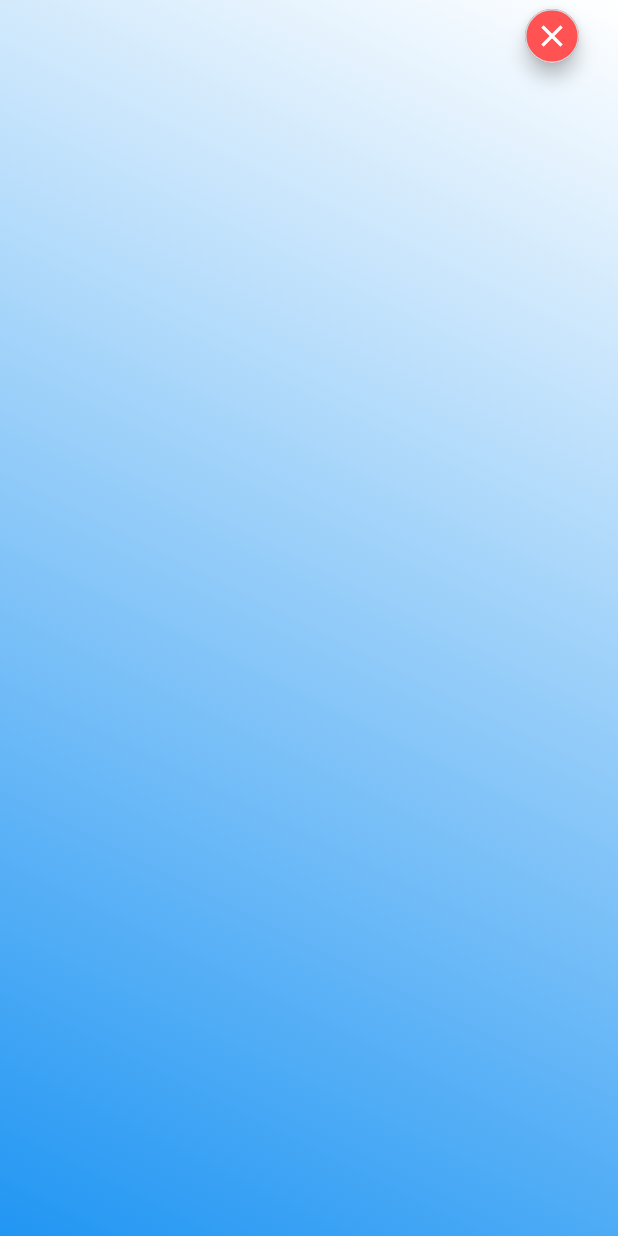
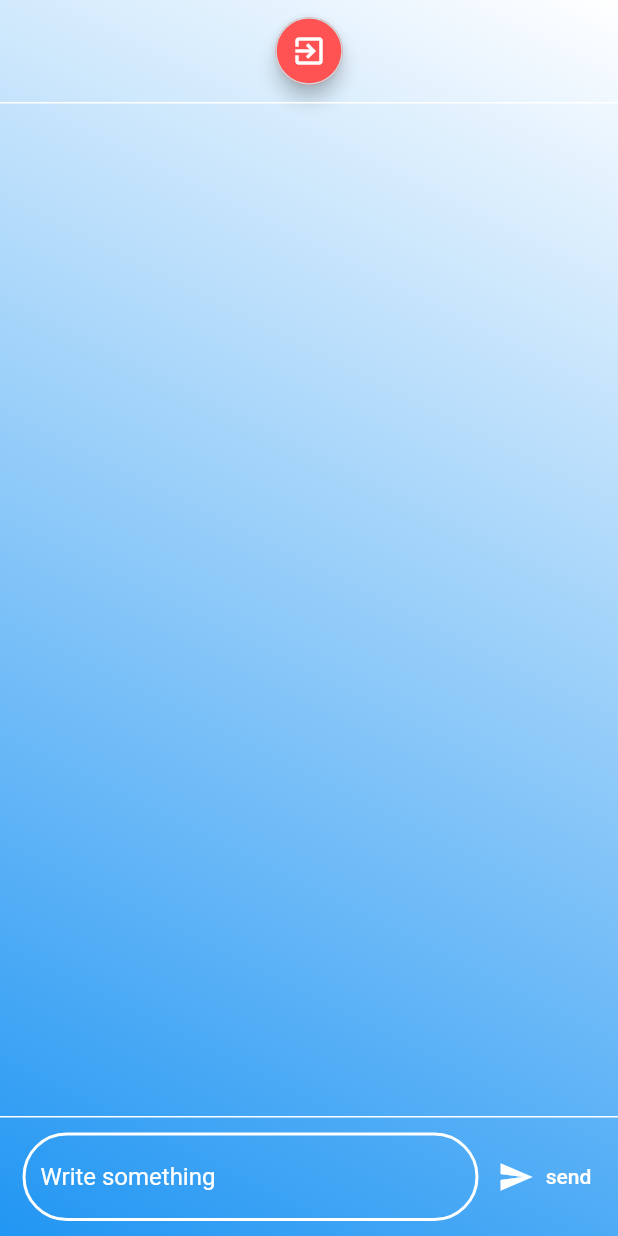
Before and after one commit to Flow2dot0/flutter_lite_chat_firebase, a Flutter app: the ChatScreen screen opened by its route, on a phone screen of 412 x 824 dp. Run offline on Flutter 3.47's test engine with Material 2 defaults, Android fonts, the phone set to English and light mode, and no system bars; our stand-ins replace animated_text_kit, cloud_firestore, firebase_auth, google_fonts, modal_progress_hud; accounts and stored records are empty.

Commit message:
final : version 1.0

```diff
--- a/lib/constants.dart
+++ b/lib/constants.dart
@@ -0,0 +1,3 @@
+import 'package:flutter/material.dart';
+
+const TextStyle kTextStyleWTC = TextStyle(color: Colors.white);
--- a/lib/main.dart
+++ b/lib/main.dart
@@ -12,6 +12,7 @@ class MyApp extends StatelessWidget {
   Widget build(BuildContext context) {
     return MaterialApp(
       title: 'Flutter Demo',
+      debugShowCheckedModeBanner: false,
       initialRoute: HomeScreen.routeName,
       routes: {
         HomeScreen.routeName: (context) => HomeScreen(),
--- a/lib/screens/chat_screen.dart
+++ b/lib/screens/chat_screen.dart
@@ -1,7 +1,13 @@
+import 'dart:math';
+
 import 'package:firebase_auth/firebase_auth.dart';
 import 'package:flutter/material.dart';
+import 'package:flutter_lite_chat_firebase/services/messages_flux.dart';
 import 'package:flutter_lite_chat_firebase/services/my_firebase.dart';
 import 'package:flutter_lite_chat_firebase/widgets/round_button.dart';
+import 'package:flutter_lite_chat_firebase/widgets/rounded_text_field.dart';
+
+import '../constants.dart';
 
 class ChatScreen extends StatefulWidget {
   static const String routeName = '/chat';
@@ -11,8 +17,10 @@ class ChatScreen extends StatefulWidget {
 }
 
 class _ChatScreenState extends State<ChatScreen> {
+  final TextEditingController messageTextController = TextEditingController();
   MyFirebase _auth = MyFirebase();
   FirebaseUser user;
+  String message;
 
   @override
   void initState() {
@@ -22,9 +30,11 @@ class _ChatScreenState extends State<ChatScreen> {
 
   // exit this route if not connected
   void isConnected() async {
-    _auth.initAuth();
-    user =
-        await _auth.getCurrentUser().catchError((e) => Navigator.pop(context));
+    final usr = await _auth.getCurrentUser().then((u) {
+      setState(() {
+        user = u;
+      });
+    }).catchError((e) => Navigator.pop(context));
   }
 
   @override
@@ -39,19 +49,69 @@ class _ChatScreenState extends State<ChatScreen> {
           ),
         ),
         child: SafeArea(
+          child: Padding(
+            padding: EdgeInsets.symmetric(vertical: 10.0),
             child: Column(
               crossAxisAlignment: CrossAxisAlignment.stretch,
               children: <Widget>[
-              Align(
-                alignment: Alignment.topRight,
+                Padding(
+                  padding: const EdgeInsets.only(bottom: 10.0),
                   child: RoundButton(
                     onPressed: () {
                       _auth.logOut();
                       Navigator.pop(context);
                     },
                   ),
-              )
+                ),
+                Container(
+                  height: 1.0,
+                  color: Colors.white,
+                ),
+                MessagesFlux(auth: _auth, user: user),
+                Container(
+                  height: 1.0,
+                  color: Colors.white,
+                ),
+                Container(
+                  padding: EdgeInsets.fromLTRB(15.0, 10.0, 5.0, 0.0),
+                  child: Row(
+                    children: <Widget>[
+                      Expanded(
+                        child: Theme(
+                          data: ThemeData(
+                              textTheme: Theme.of(context).textTheme.apply(
+                                    bodyColor: Colors.white,
+                                  )),
+                          child: RoundedTextField(
+                            controller: messageTextController,
+                            hintColor: Colors.white,
+                            color1: Colors.white,
+                            color2: Colors.greenAccent,
+                            onChanged: (String v) {
+                              message = v;
+                            },
+                          ),
+                        ),
+                      ),
+                      FlatButton.icon(
+                          padding: EdgeInsets.all(0.0),
+                          onPressed: () {
+                            _auth.addMessage(text: message, sender: user.email);
+                            messageTextController.clear();
+                          },
+                          icon: Icon(
+                            Icons.send,
+                            color: Colors.white,
+                          ),
+                          label: Text(
+                            'send',
+                            style: kTextStyleWTC,
+                          ))
                     ],
+                  ),
+                ),
+              ],
+            ),
           ),
         ),
       ),
--- a/lib/screens/login_screen.dart
+++ b/lib/screens/login_screen.dart
@@ -1,5 +1,3 @@
-import 'dart:math';
-
 import 'package:firebase_auth/firebase_auth.dart';
 import 'package:flutter/material.dart';
 import 'package:flutter_lite_chat_firebase/screens/chat_screen.dart';
@@ -72,7 +70,6 @@ class _LoginScreenState extends State<LoginScreen> {
                 label: 'Go !',
                 onPressed: () async {
                   MyFirebase fbInstance = MyFirebase();
-                  fbInstance.initAuth();
                   setState(() {
                     isLoading = true;
                   });
--- a/lib/screens/register_screen.dart
+++ b/lib/screens/register_screen.dart
@@ -69,7 +69,6 @@ class _RegisterScreenState extends State<RegisterScreen> {
               label: 'Register !',
               onPressed: () async {
                 MyFirebase fbInstance = MyFirebase();
-                fbInstance.initAuth();
                 await fbInstance
                     .registerUser(emailStr: email, password: password)
                     .then((FirebaseUser user) =>
--- /dev/null
+++ b/lib/services/messages_flux.dart
@@ -0,0 +1,58 @@
+import 'package:cloud_firestore/cloud_firestore.dart';
+import 'package:firebase_auth/firebase_auth.dart';
+import 'package:flutter/material.dart';
+import 'package:flutter_lite_chat_firebase/services/my_firebase.dart';
+import 'package:flutter_lite_chat_firebase/widgets/bubble_message.dart';
+
+class MessagesFlux extends StatelessWidget {
+  const MessagesFlux({
+    Key key,
+    @required MyFirebase auth,
+    @required this.user,
+  })  : _auth = auth,
+        super(key: key);
+
+  final MyFirebase _auth;
+  final FirebaseUser user;
+
+  String formattedDate(document) {
+    var format = DateTime.parse(document['datetime'].toDate().toString());
+    return '${format.toString().substring(11, 19)}';
+  }
+
+  @override
+  Widget build(BuildContext context) {
+    return StreamBuilder<QuerySnapshot>(
+      stream: _auth.getAllMessages(),
+      builder: (BuildContext context, AsyncSnapshot<QuerySnapshot> snapshot) {
+        if (snapshot.hasError)
+          return Center(
+            child: CircularProgressIndicator(
+              backgroundColor: Colors.redAccent,
+            ),
+          );
+        switch (snapshot.connectionState) {
+          case ConnectionState.waiting:
+            return Center(
+              child: CircularProgressIndicator(
+                backgroundColor: Colors.black54,
+              ),
+            );
+          default:
+            return Expanded(
+              child: new ListView(
+                reverse: true,
+                children: snapshot.data.documents.reversed
+                    .map((DocumentSnapshot document) {
+                  return BubbleMessage(
+                      isMe: user?.email == document['sender'],
+                      messageContent: document['text'],
+                      datetime: formattedDate(document));
+                }).toList(),
+              ),
+            );
+        }
+      },
+    );
+  }
+}
--- a/lib/widgets/round_button.dart
+++ b/lib/widgets/round_button.dart
@@ -8,11 +8,12 @@ class RoundButton extends StatelessWidget {
   @override
   Widget build(BuildContext context) {
     return RawMaterialButton(
+      constraints: BoxConstraints.tightFor(width: 45.0, height: 45.0),
       onPressed: onPressed,
       elevation: 5.0,
       fillColor: Colors.redAccent,
       child: Icon(
-        Icons.close,
+        Icons.exit_to_app,
         color: Colors.white,
       ),
       shape: CircleBorder(side: BorderSide(color: Colors.blueGrey.shade100)),
--- a/lib/widgets/rounded_text_field.dart
+++ b/lib/widgets/rounded_text_field.dart
@@ -4,9 +4,11 @@ class RoundedTextField extends StatelessWidget {
   final TextInputType keyboard;
   final String hintText;
   final Function onChanged;
+  final Color hintColor;
   final Color color1;
   final Color color2;
   final bool obscureText;
+  final TextEditingController controller;
 
   const RoundedTextField(
       {Key key,
@@ -14,18 +16,22 @@ class RoundedTextField extends StatelessWidget {
       this.hintText = 'Write something',
       this.obscureText = false,
       @required this.onChanged,
-      this.color1,
-      this.color2})
+      @required this.color1,
+      @required this.color2,
+      this.controller,
+      this.hintColor})
       : super(key: key);
 
   @override
   Widget build(BuildContext context) {
     return TextField(
+      controller: controller,
       obscureText: obscureText,
       onChanged: onChanged,
       keyboardType: keyboard,
       decoration: InputDecoration(
         hintText: hintText,
+        hintStyle: TextStyle(color: hintColor),
         border: OutlineInputBorder(
           borderRadius: BorderRadius.all(Radius.circular(32.0)),
         ),
```
Also changed, not shown: lib/services/my_firebase.dart (+12 -12 lines), lib/widgets/bubble_message.dart (added, +62 -0 lines). Lines whose indentation alone changed are shown as unchanged.
